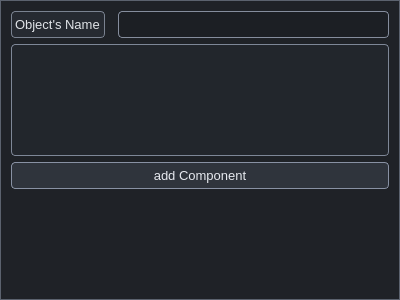
Above: ui/inspector.ui from ArminAdebug/python_game_engine before the change. Below: the same form after it.
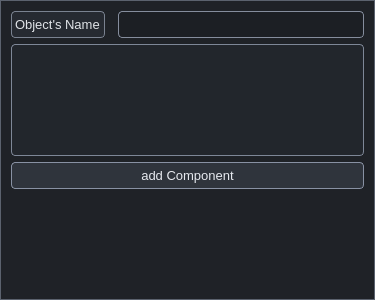
That is the form after the change.

What changed in the file:
```diff
--- a/ui/inspector.ui
+++ b/ui/inspector.ui
@@ -6,7 +6,7 @@
    <rect>
     <x>0</x>
     <y>0</y>
-    <width>400</width>
+    <width>375</width>
     <height>300</height>
    </rect>
   </property>
@@ -220,14 +220,7 @@
       </widget>
      </item>
      <item>
-      <widget class="QLineEdit" name="object_name">
-       <property name="maximumSize">
-        <size>
-         <width>16777215</width>
-         <height>50</height>
-        </size>
-       </property>
-      </widget>
+      <widget class="QLineEdit" name="object_name"/>
      </item>
     </layout>
    </item>
```
Left out of the diff: 6 changed lines with no effect on the pictures.
